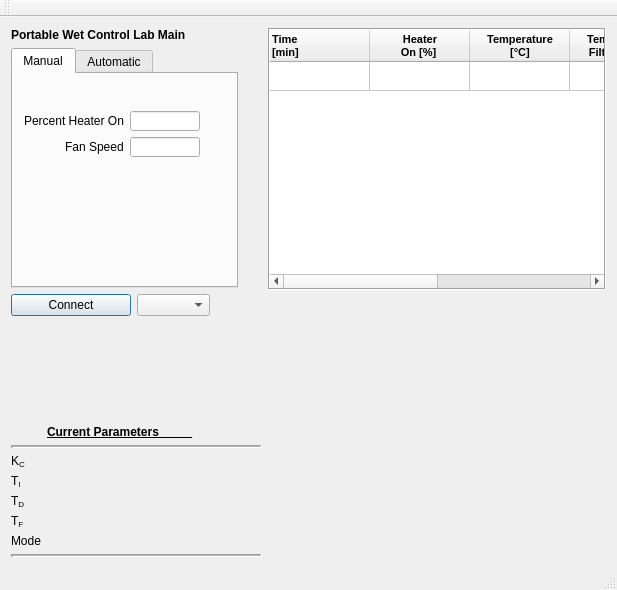
AnthonyA28/Qt-PWCL-main, file mainwindow.ui: the form before one commit.
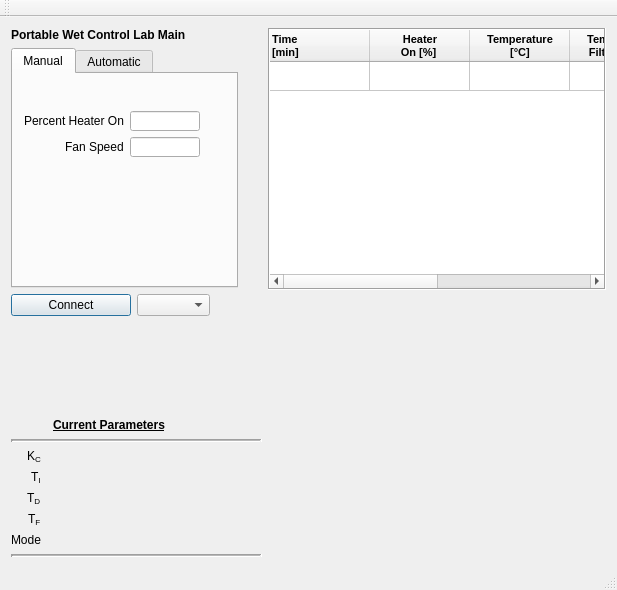
The form after the commit. Custom widgets are drawn as their Qt base class.

Commit message: fixed bumpless transition

What changed in the file:
```diff
--- a/mainwindow.ui
+++ b/mainwindow.ui
@@ -764,6 +764,15 @@
       </item>
       <item>
        <layout class="QFormLayout" name="formLayout_3">
+        <property name="labelAlignment">
+         <set>Qt::AlignRight|Qt::AlignTrailing|Qt::AlignVCenter</set>
+        </property>
+        <property name="horizontalSpacing">
+         <number>12</number>
+        </property>
+        <property name="verticalSpacing">
+         <number>7</number>
+        </property>
         <item row="0" column="1">
          <widget class="QLabel" name="label_8">
           <property name="sizePolicy">
@@ -779,7 +788,7 @@
            </size>
           </property>
           <property name="text">
-           <string>&lt;html&gt;&lt;head/&gt;&lt;body&gt;&lt;p&gt;&lt;span style=&quot; font-size:9pt; font-weight:600; text-decoration: underline;&quot;&gt;Current Parameters_____&lt;/span&gt;&lt;/p&gt;&lt;/body&gt;&lt;/html&gt;</string>
+           <string>&lt;html&gt;&lt;head/&gt;&lt;body&gt;&lt;p&gt;&lt;span style=&quot; font-size:9pt; font-weight:600; text-decoration: underline;&quot;&gt;Current Parameters&lt;/span&gt;&lt;/p&gt;&lt;/body&gt;&lt;/html&gt;</string>
           </property>
          </widget>
         </item>
```
Left out of the diff: 68 changed lines with no effect on the pictures. The commit also changes 1 other file.
